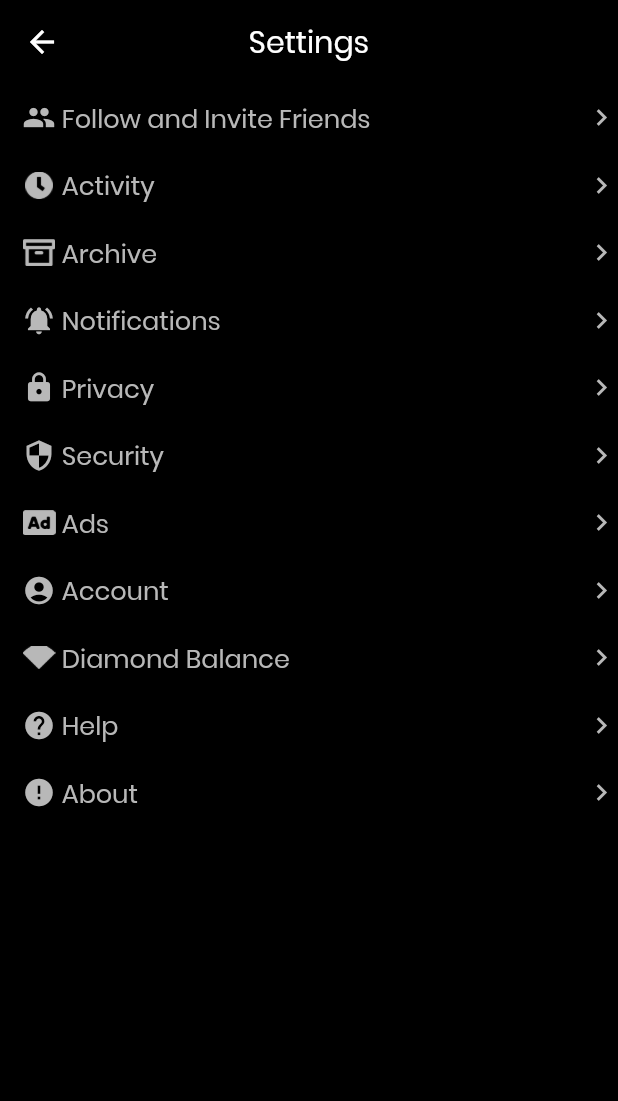
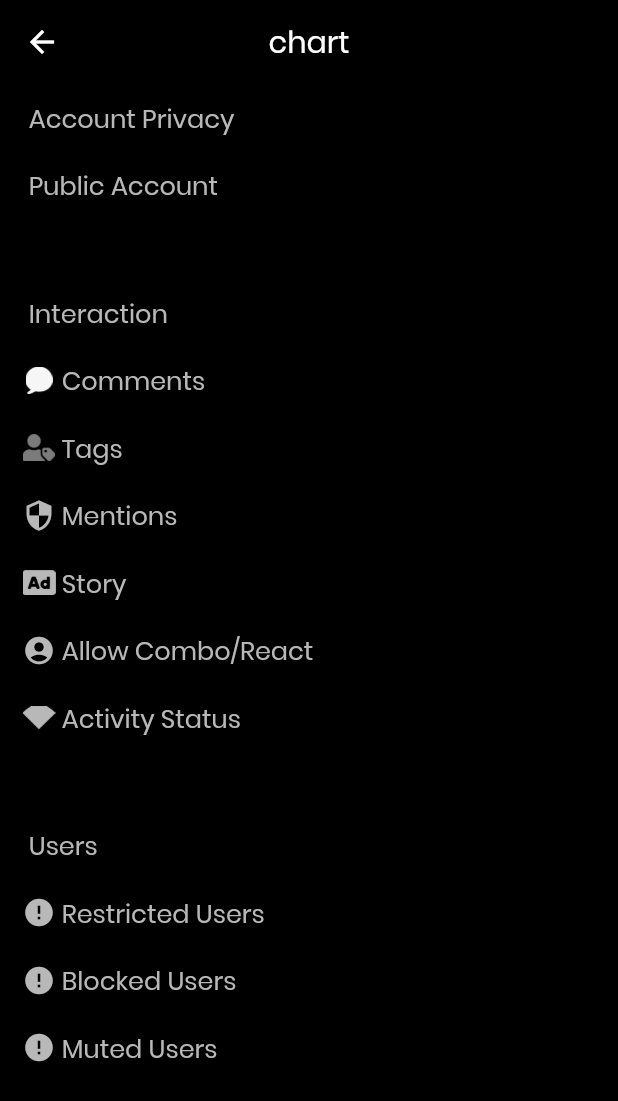
Before and after one commit to Ckefan/Vibez, a Flutter app: the Settings screen opened directly, after a tap on "Privacy", on a phone screen of 412 x 824 dp. Shown: the top 1101 px of the screen. Run offline on Flutter 3.47's test engine with Material 2 defaults, Android fonts, the phone set to English and light mode, and no system bars; our stand-ins replace charts_flutter, dio, event_bus, flutter_datetime_picker, getflutter, permission_handler and 2 more; missing offline and left inert: easy_contact_picker; network calls fail.

Commit message:
1、更新ios手机调试 2、添加设置项

```diff
--- a/lib/pages/discover/discover.dart
+++ b/lib/pages/discover/discover.dart
@@ -9,7 +9,6 @@ class Discover extends StatefulWidget {
 class _DiscoverState extends State<Discover> {
   @override
   void initState() {
-    // TODO: implement initState
     super.initState();
     final list = EasyContactPicker();
     print(list);
--- /dev/null
+++ b/lib/pages/settings/privacy/index.dart
@@ -0,0 +1,163 @@
+import 'package:flutter/material.dart';
+
+class Privacy extends StatefulWidget {
+  @override
+  _PrivacyState createState() => _PrivacyState();
+}
+
+class _PrivacyState extends State<Privacy> {
+  final greyColor = Color.fromRGBO(184, 184, 184, 1);
+
+  List<GestureDetector> _buildList() => <List>[
+        [
+          SizedBox(),
+          Text(' Account Privacy',
+              style: TextStyle(fontSize: 17.0, color: greyColor)),
+          SizedBox(),
+        ],
+        [
+          SizedBox(),
+          Text(' Public Account',
+              style: TextStyle(fontSize: 17.0, color: greyColor)),
+          SizedBox(),
+          ListTile(
+            title: Text('12321'),
+          ),
+        ],
+        [
+          SizedBox(),
+          Divider(
+            color: Colors.black,
+            height: 20,
+            thickness: 5,
+            indent: 20,
+            endIndent: 0,
+          ),
+          SizedBox()
+        ],
+        [
+          SizedBox(),
+          Text(' Interaction',
+              style: TextStyle(fontSize: 17.0, color: greyColor)),
+          SizedBox(),
+        ],
+        [
+          Image.asset('lib/assets/images/inbox.png', width: 22.0, height: 18),
+          Text(' Comments', style: TextStyle(fontSize: 17.0, color: greyColor)),
+          Icon(Icons.chevron_right, color: greyColor, size: 22)
+        ],
+        [
+          Image.asset('lib/assets/images/tagged.png', width: 22.0, height: 18),
+          Text(' Tags', style: TextStyle(fontSize: 17.0, color: greyColor)),
+          Icon(Icons.chevron_right, color: greyColor, size: 22)
+        ],
+        [
+          Icon(Icons.security, color: greyColor, size: 22.0),
+          Text(' Mentions', style: TextStyle(fontSize: 17.0, color: greyColor)),
+          Icon(Icons.chevron_right, color: greyColor, size: 22)
+        ],
+        [
+          Image.asset('lib/assets/images/ads.png', width: 22.0, height: 18),
+          Text(' Story', style: TextStyle(fontSize: 17.0, color: greyColor)),
+          Icon(Icons.chevron_right, color: greyColor, size: 22)
+        ],
+        [
+          Icon(Icons.account_circle, color: greyColor, size: 22.0),
+          Text(' Allow Combo/React',
+              style: TextStyle(fontSize: 17.0, color: greyColor)),
+          Icon(Icons.chevron_right, color: greyColor, size: 22)
+        ],
+        [
+          Image.asset('lib/assets/images/diamond.png', width: 22.0, height: 18),
+          Text(' Activity Status',
+              style: TextStyle(fontSize: 17.0, color: greyColor)),
+          Icon(Icons.chevron_right, color: greyColor, size: 22)
+        ],
+        [
+          SizedBox(),
+          Divider(
+            color: Colors.black,
+            height: 20,
+            thickness: 5,
+            indent: 20,
+            endIndent: 0,
+          ),
+          SizedBox()
+        ],
+        [
+          SizedBox(),
+          Text(' Users', style: TextStyle(fontSize: 17.0, color: greyColor)),
+          Icon(Icons.chevron_right, color: greyColor, size: 22)
+        ],
+        [
+          Icon(Icons.error, color: greyColor, size: 22.0),
+          Text(' Restricted Users',
+              style: TextStyle(fontSize: 17.0, color: greyColor)),
+          Icon(Icons.chevron_right, color: greyColor, size: 22)
+        ],
+        [
+          Icon(Icons.error, color: greyColor, size: 22.0),
+          Text(' Blocked Users',
+              style: TextStyle(fontSize: 17.0, color: greyColor)),
+          Icon(Icons.chevron_right, color: greyColor, size: 22)
+        ],
+        [
+          Icon(Icons.error, color: greyColor, size: 22.0),
+          Text(' Muted Users',
+              style: TextStyle(fontSize: 17.0, color: greyColor)),
+          Icon(Icons.chevron_right, color: greyColor, size: 22)
+        ],
+      ]
+          .asMap()
+          .map(
+            (index, e) => MapEntry(
+              index,
+              GestureDetector(
+                child: Padding(
+                  padding: EdgeInsets.only(left: 15, top: 10, bottom: 10),
+                  child: Row(
+                    mainAxisAlignment: MainAxisAlignment.center,
+                    children: [
+                      e[0],
+                      Expanded(
+                        child: e[1],
+                      ),
+                      // e[2]
+                    ],
+                  ),
+                ),
+                onTap: () => operation(index),
+              ),
+            ),
+          )
+          .values
+          .toList();
+
+  void operation(int index) {
+    print(index);
+  }
+
+  @override
+  Widget build(BuildContext context) {
+    return Scaffold(
+      appBar: AppBar(
+        title: Text('chart'),
+        backgroundColor: Colors.black,
+        elevation: 0,
+        centerTitle: true,
+        leading: null,
+      ),
+      body: Container(
+        color: Colors.black,
+        width: double.infinity,
+        height: double.infinity,
+        child: Column(children: [
+          ..._buildList(),
+          ListTile(
+            title: Text('12321'),
+          ),
+        ]),
+      ),
+    );
+  }
+}
--- a/lib/pages/settings/settings.dart
+++ b/lib/pages/settings/settings.dart
@@ -1,3 +1,5 @@
+import 'package:Vibez/pages/settings/activity.dart';
+import 'package:Vibez/pages/settings/privacy/index.dart';
 import 'package:flutter/material.dart';
 
 import 'follow_invite_friends/index.dart';
@@ -79,6 +81,16 @@ class _SettingsState extends State<Settings> {
           return FollowInviteFriends();
         }));
         break;
+      case 1:
+        Navigator.push(context, MaterialPageRoute(builder: (context) {
+          return Activity();
+        }));
+        break;
+      case 4:
+        Navigator.push(context, MaterialPageRoute(builder: (context) {
+          return Privacy();
+        }));
+        break;
       default:
     }
   }
--- a/lib/public/getContacts.dart
+++ b/lib/public/getContacts.dart
@@ -20,6 +20,7 @@ class _GetContactsState extends State<GetContacts>
 
   _openAddressBook() async {
     // 申请权限
+    // ignore: unused_local_variable
     Map<PermissionGroup, PermissionStatus> permissions =
         await PermissionHandler()
             .requestPermissions([PermissionGroup.contacts]);
@@ -48,6 +49,7 @@ class _GetContactsState extends State<GetContacts>
   bool get wantKeepAlive => true;
 
   @override
+  // ignore: must_call_super
   Widget build(BuildContext context) {
     return Scaffold(
         appBar: AppBar(
--- a/pubspec.yaml
+++ b/pubspec.yaml
@@ -38,6 +38,7 @@ dependencies:
   event_bus: ^1.1.1
   easy_contact_picker: ^0.0.2 #获取通讯录
   permission_handler: '^3.2.0' # 权限申请
+  charts_flutter: "^0.4.0"
 
 dev_dependencies:
   flutter_test:
@@ -109,6 +110,9 @@ flutter:
     - family: Regular
       fonts:
         - asset:  lib/assets/fonts/Poppins-Regular.ttf
+    - family: Bold
+      fonts:
+        - asset:  lib/assets/fonts/Poppins-Bold.ttf
     - family: Medium
       fonts:
         - asset:  lib/assets/fonts/Poppins-Medium.ttf
```
Also changed, not shown: lib/pages/settings/activity.dart (added, +117 -0 lines), lib/pages/settings/follow_invite_friends/follow_people_contacts/index.dart (+117 -5 lines), pubspec.lock, 2 other files.
